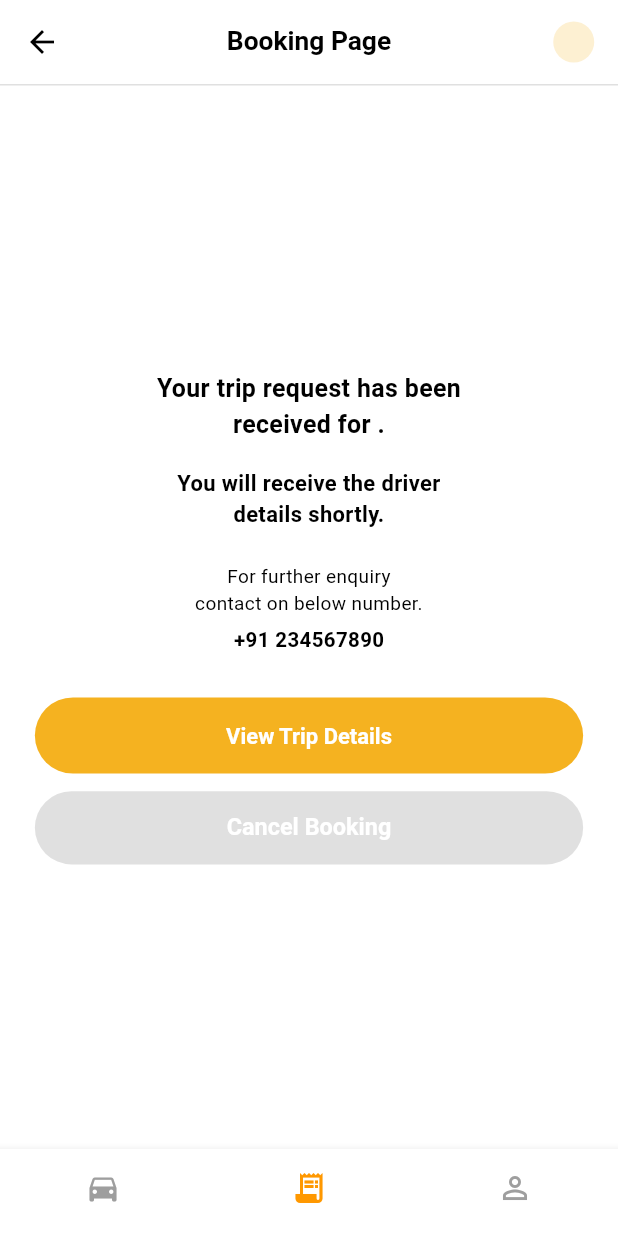
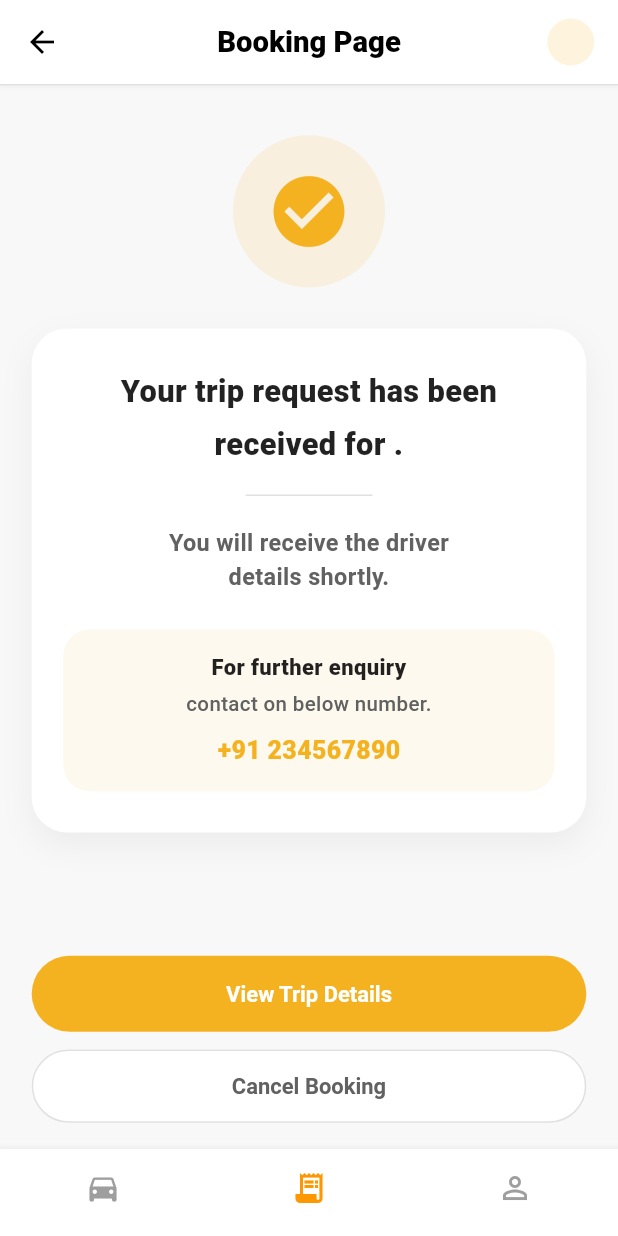
Before and after one commit to Vijayasuriyan1003/voyzo, a Flutter app: the BookingSuccessPage screen opened directly with empty values, on a phone screen of 412 x 824 dp. Run offline on Flutter 3.47's test engine with Material 3 defaults, Android fonts, the phone set to English and light mode, and no system bars; our stand-ins replace cookie_jar, dio, dio_cookie_manager, dropdown_button2, flutter_riverpod, flutter_screenutil and 1 more; Roboto replaces fonts that are missing (Poppins).

Commit message:
Refine booking success page UI

```diff
--- a/lib/features/auth/presentation/pages/booking_success_page.dart
+++ b/lib/features/auth/presentation/pages/booking_success_page.dart
@@ -9,14 +9,43 @@ import '../../../../shared/widgets/app_button.dart';
 
 class BookingSuccessPage extends StatelessWidget {
   final String dateTime;
+  final String bookingRequestId;
 
-  const BookingSuccessPage({super.key, required this.dateTime});
+  const BookingSuccessPage({
+    super.key,
+    required this.dateTime,
+    required this.bookingRequestId,
+  });
+
+  String _getInitials(String fullName) {
+    final nameParts = fullName.trim().split(' ');
+
+    if (nameParts.length >= 2 &&
+        nameParts[0].isNotEmpty &&
+        nameParts[1].isNotEmpty) {
+      return '${nameParts[0][0]}${nameParts[1][0]}'.toUpperCase();
+    } else if (nameParts.isNotEmpty && nameParts[0].isNotEmpty) {
+      return nameParts[0][0].toUpperCase();
+    }
+
+    return '';
+  }
 
   @override
   Widget build(BuildContext context) {
     return Scaffold(
+      backgroundColor: const Color(0xFFF8F8F8),
       appBar: AppBar(
-        title: const Text('Booking Page'),
+        backgroundColor: Colors.white,
+        elevation: 1,
+        title: Text(
+          'Booking Page',
+          style: TextStyle(
+            fontSize: 20.sp,
+            fontWeight: FontWeight.w800,
+            color: Colors.black,
+          ),
+        ),
         centerTitle: true,
         bottom: PreferredSize(
           preferredSize: const Size.fromHeight(1),
@@ -31,23 +60,11 @@ class BookingSuccessPage extends StatelessWidget {
             child: Consumer(
               builder: (context, ref, child) {
                 final user = ref.watch(userProvider);
-
-                final fullName = user?.fullName ?? '';
-
-                final nameParts = fullName.trim().split(' ');
-
-                String initials = '';
-
-                if (nameParts.length >= 2) {
-                  initials = '${nameParts[0][0]}${nameParts[1][0]}'
-                      .toUpperCase();
-                } else if (nameParts.isNotEmpty && nameParts[0].isNotEmpty) {
-                  initials = nameParts[0][0].toUpperCase();
-                }
+                final initials = _getInitials(user?.fullName ?? '');
 
                 return CircleAvatar(
-                  radius: 14.r,
-                  backgroundColor: AppColors.primary.withOpacity(0.2),
+                  radius: 16.r,
+                  backgroundColor: AppColors.primary.withOpacity(0.15),
                   child: Text(
                     initials,
                     style: TextStyle(
@@ -60,67 +77,200 @@ class BookingSuccessPage extends StatelessWidget {
               },
             ),
           ),
-
           SizedBox(width: 15.w),
         ],
       ),
-      body: Center(
+      body: SafeArea(
         child: Padding(
-          padding: EdgeInsets.all(22.w),
+          padding: EdgeInsets.symmetric(horizontal: 20.w),
           child: Column(
-            mainAxisSize: MainAxisSize.min,
+            children: [
+              Expanded(
+                child: SingleChildScrollView(
+                  child: Column(
+                    children: [
+                      SizedBox(height: 34.h),
+
+                      Container(
+                        width: 96.w,
+                        height: 96.w,
+                        decoration: BoxDecoration(
+                          shape: BoxShape.circle,
+                          color: AppColors.primary.withOpacity(0.12),
+                        ),
+                        child: Icon(
+                          Icons.check_circle,
+                          color: AppColors.primary,
+                          size: 58.sp,
+                        ),
+                      ),
+
+                      SizedBox(height: 28.h),
+
+                      Container(
+                        width: double.infinity,
+                        padding: EdgeInsets.symmetric(
+                          horizontal: 20.w,
+                          vertical: 28.h,
+                        ),
+                        decoration: BoxDecoration(
+                          color: Colors.white,
+                          borderRadius: BorderRadius.circular(24.r),
+                          boxShadow: [
+                            BoxShadow(
+                              color: Colors.black.withOpacity(0.05),
+                              blurRadius: 18,
+                              offset: const Offset(0, 8),
+                            ),
+                          ],
+                        ),
+                        child: Column(
                           children: [
                             Text(
-                'Your trip request has been\nreceived for $dateTime.',
+                              'Your trip request has been',
                               textAlign: TextAlign.center,
-                style: TextStyle(fontSize: 17.sp, fontWeight: FontWeight.w700),
+                              style: TextStyle(
+                                fontSize: 21.sp,
+                                fontWeight: FontWeight.w800,
+                                color: Colors.black87,
                               ),
-              SizedBox(height: 18.h),
+                            ),
+
+                            SizedBox(height: 6.h),
+
+                            Text(
+                              'received for $dateTime.',
+                              textAlign: TextAlign.center,
+                              style: TextStyle(
+                                fontSize: 21.sp,
+                                fontWeight: FontWeight.w800,
+                                color: Colors.black87,
+                              ),
+                            ),
+
+                            SizedBox(height: 20.h),
+
+                            Container(
+                              width: 80.w,
+                              height: 1,
+                              color: Colors.grey.shade300,
+                            ),
+
+                            SizedBox(height: 20.h),
+
                             Text(
                               'You will receive the driver\ndetails shortly.',
                               textAlign: TextAlign.center,
-                style: TextStyle(fontSize: 15.sp, fontWeight: FontWeight.w600),
+                              style: TextStyle(
+                                fontSize: 16.sp,
+                                height: 1.5,
+                                fontWeight: FontWeight.w600,
+                                color: Colors.grey.shade700,
                               ),
-              SizedBox(height: 22.h),
+                            ),
+
+                            SizedBox(height: 24.h),
+
+                            Container(
+                              width: double.infinity,
+                              padding: EdgeInsets.symmetric(
+                                horizontal: 16.w,
+                                vertical: 16.h,
+                              ),
+                              decoration: BoxDecoration(
+                                color: AppColors.primary.withOpacity(0.08),
+                                borderRadius: BorderRadius.circular(18.r),
+                              ),
+                              child: Column(
+                                children: [
                                   Text(
-                'For further enquiry\ncontact on below number.',
+                                    'For further enquiry',
                                     textAlign: TextAlign.center,
-                style: TextStyle(fontSize: 13.sp),
+                                    style: TextStyle(
+                                      fontSize: 15.sp,
+                                      fontWeight: FontWeight.w800,
+                                      color: Colors.black87,
                                     ),
-              SizedBox(height: 6.h),
+                                  ),
+                                  SizedBox(height: 4.h),
+                                  Text(
+                                    'contact on below number.',
+                                    textAlign: TextAlign.center,
+                                    style: TextStyle(
+                                      fontSize: 14.sp,
+                                      fontWeight: FontWeight.w500,
+                                      color: Colors.grey.shade700,
+                                    ),
+                                  ),
+                                  SizedBox(height: 8.h),
                                   Text(
                                     '+91 234567890',
-                style: TextStyle(fontSize: 14.sp, fontWeight: FontWeight.bold),
+                                    style: TextStyle(
+                                      fontSize: 17.sp,
+                                      fontWeight: FontWeight.w800,
+                                      color: AppColors.primary,
                                     ),
+                                  ),
+                                ],
+                              ),
+                            ),
+                          ],
+                        ),
+                      ),
+
                       SizedBox(height: 28.h),
+                    ],
+                  ),
+                ),
+              ),
+
               AppButton(
                 label: 'View Trip Details',
                 onTap: () {
                   context.go(
                     '/customer_booking_details',
-                    extra: {'status': 'pending'},
+                    extra: {
+                      'doctype': 'Booking Request',
+                      'id': bookingRequestId,
+                      'status': 'pending',
+                    },
                   );
                 },
               ),
+
               SizedBox(height: 12.h),
+
               SizedBox(
                 width: double.infinity,
                 height: 50.h,
                 child: ElevatedButton(
                   style: ElevatedButton.styleFrom(
-                    backgroundColor: Colors.grey.shade300,
+                    backgroundColor: Colors.white,
+                    foregroundColor: Colors.grey.shade700,
+                    elevation: 0,
+                    side: BorderSide(color: Colors.grey.shade300),
+                    shape: RoundedRectangleBorder(
+                      borderRadius: BorderRadius.circular(30.r),
+                    ),
                   ),
                   onPressed: () {
                     context.push('/cancel_booking');
                   },
-                  child: const Text('Cancel Booking'),
+                  child: Text(
+                    'Cancel Booking',
+                    style: TextStyle(
+                      fontSize: 15.sp,
+                      fontWeight: FontWeight.w700,
                     ),
                   ),
+                ),
+              ),
+
+              SizedBox(height: 18.h),
             ],
           ),
         ),
       ),
-
       bottomNavigationBar: const CustomerBottomNavBar(currentIndex: 1),
     );
   }
--- a/lib/features/auth/presentation/pages/customer_profile_page.dart
+++ b/lib/features/auth/presentation/pages/customer_profile_page.dart
@@ -13,7 +13,7 @@ class CustomerProfilePage extends StatelessWidget {
   Future<void> _openWebsite() async {
     final Uri url = Uri.parse(
       'https://www.voyzotraveltech.com/about-voyzo-traveltech/',
-    ); // Replace with actual URL
+    );
 
     await launchUrl(url, mode: LaunchMode.externalApplication);
   }
```
Lines whose indentation alone changed are shown as unchanged.
